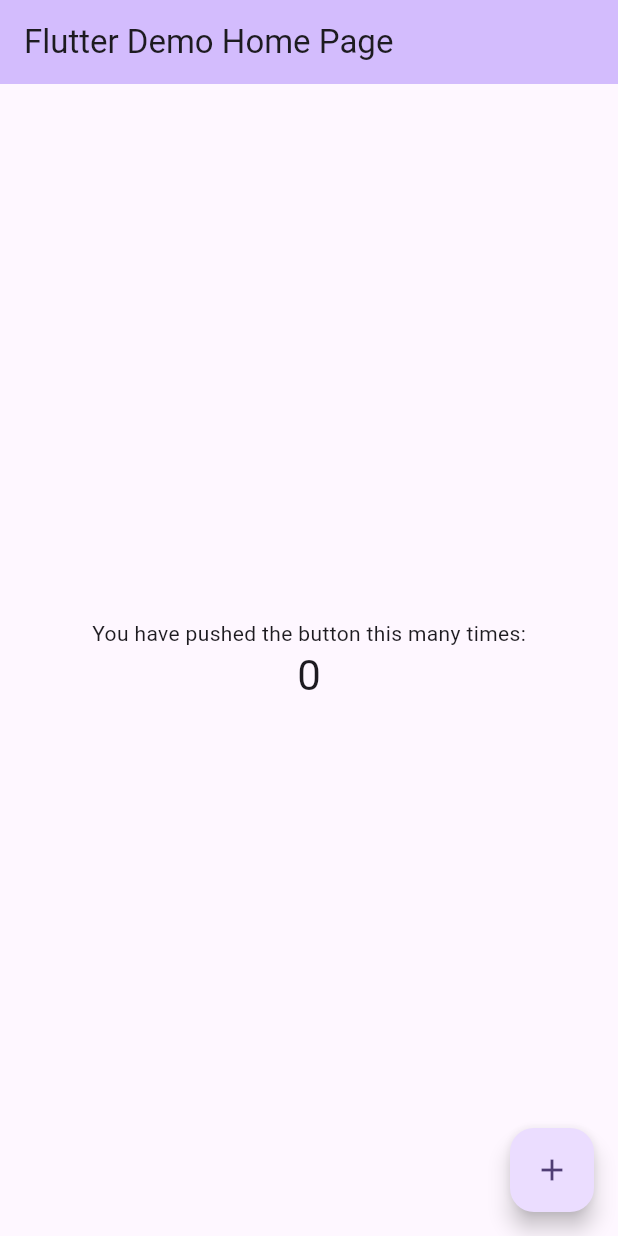
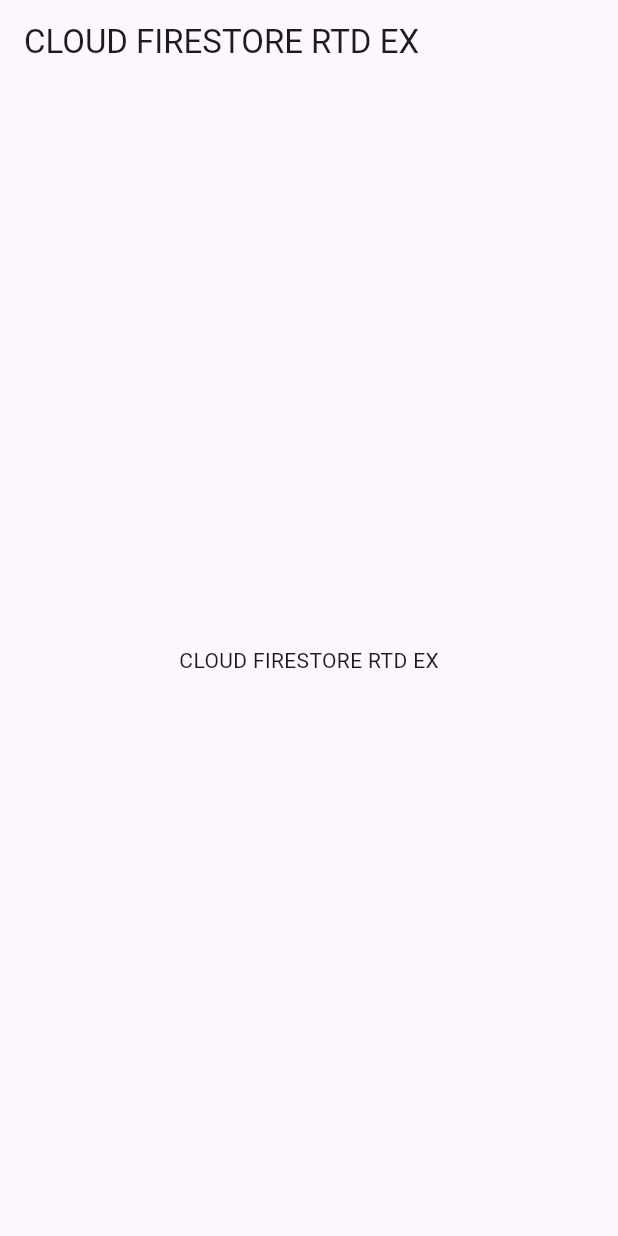
Before and after one commit to shazlycode/cloudfirestoreex, a Flutter app: the screen it shows after launch, on a phone screen of 412 x 824 dp. Run offline on Flutter 3.47's test engine with Material 3 defaults, Android fonts, the light colour scheme and no system bars; our stand-ins replace firebase_core; accounts and stored records are empty.

Commit message:
cloud firestore configuration on shazlycode account

```diff
--- a/lib/main.dart
+++ b/lib/main.dart
@@ -1,125 +1,22 @@
+import 'package:cloudfirestoreex/firebase_options.dart';
+import 'package:cloudfirestoreex/main_screen.dart';
+import 'package:firebase_core/firebase_core.dart';
 import 'package:flutter/material.dart';
 
-void main() {
+void main() async {
+  await Firebase.initializeApp(
+    options: DefaultFirebaseOptions.currentPlatform,
+  );
   runApp(const MyApp());
 }
 
 class MyApp extends StatelessWidget {
   const MyApp({super.key});
 
-  // This widget is the root of your application.
   @override
   Widget build(BuildContext context) {
-    return MaterialApp(
-      title: 'Flutter Demo',
-      theme: ThemeData(
-        // This is the theme of your application.
-        //
-        // TRY THIS: Try running your application with "flutter run". You'll see
-        // the application has a purple toolbar. Then, without quitting the app,
-        // try changing the seedColor in the colorScheme below to Colors.green
-        // and then invoke "hot reload" (save your changes or press the "hot
-        // reload" button in a Flutter-supported IDE, or press "r" if you used
-        // the command line to start the app).
-        //
-        // Notice that the counter didn't reset back to zero; the application
-        // state is not lost during the reload. To reset the state, use hot
-        // restart instead.
-        //
-        // This works for code too, not just values: Most code changes can be
-        // tested with just a hot reload.
-        colorScheme: ColorScheme.fromSeed(seedColor: Colors.deepPurple),
-        useMaterial3: true,
-      ),
-      home: const MyHomePage(title: 'Flutter Demo Home Page'),
+    return const MaterialApp(
+      home: MainScreen(),
     );
   }
 }
-
-class MyHomePage extends StatefulWidget {
-  const MyHomePage({super.key, required this.title});
-
-  // This widget is the home page of your application. It is stateful, meaning
-  // that it has a State object (defined below) that contains fields that affect
-  // how it looks.
-
-  // This class is the configuration for the state. It holds the values (in this
-  // case the title) provided by the parent (in this case the App widget) and
-  // used by the build method of the State. Fields in a Widget subclass are
-  // always marked "final".
-
-  final String title;
-
-  @override
-  State<MyHomePage> createState() => _MyHomePageState();
-}
-
-class _MyHomePageState extends State<MyHomePage> {
-  int _counter = 0;
-
-  void _incrementCounter() {
-    setState(() {
-      // This call to setState tells the Flutter framework that something has
-      // changed in this State, which causes it to rerun the build method below
-      // so that the display can reflect the updated values. If we changed
-      // _counter without calling setState(), then the build method would not be
-      // called again, and so nothing would appear to happen.
-      _counter++;
-    });
-  }
-
-  @override
-  Widget build(BuildContext context) {
-    // This method is rerun every time setState is called, for instance as done
-    // by the _incrementCounter method above.
-    //
-    // The Flutter framework has been optimized to make rerunning build methods
-    // fast, so that you can just rebuild anything that needs updating rather
-    // than having to individually change instances of widgets.
-    return Scaffold(
-      appBar: AppBar(
-        // TRY THIS: Try changing the color here to a specific color (to
-        // Colors.amber, perhaps?) and trigger a hot reload to see the AppBar
-        // change color while the other colors stay the same.
-        backgroundColor: Theme.of(context).colorScheme.inversePrimary,
-        // Here we take the value from the MyHomePage object that was created by
-        // the App.build method, and use it to set our appbar title.
-        title: Text(widget.title),
-      ),
-      body: Center(
-        // Center is a layout widget. It takes a single child and positions it
-        // in the middle of the parent.
-        child: Column(
-          // Column is also a layout widget. It takes a list of children and
-          // arranges them vertically. By default, it sizes itself to fit its
-          // children horizontally, and tries to be as tall as its parent.
-          //
-          // Column has various properties to control how it sizes itself and
-          // how it positions its children. Here we use mainAxisAlignment to
-          // center the children vertically; the main axis here is the vertical
-          // axis because Columns are vertical (the cross axis would be
-          // horizontal).
-          //
-          // TRY THIS: Invoke "debug painting" (choose the "Toggle Debug Paint"
-          // action in the IDE, or press "p" in the console), to see the
-          // wireframe for each widget.
-          mainAxisAlignment: MainAxisAlignment.center,
-          children: <Widget>[
-            const Text(
-              'You have pushed the button this many times:',
-            ),
-            Text(
-              '$_counter',
-              style: Theme.of(context).textTheme.headlineMedium,
-            ),
-          ],
-        ),
-      ),
-      floatingActionButton: FloatingActionButton(
-        onPressed: _incrementCounter,
-        tooltip: 'Increment',
-        child: const Icon(Icons.add),
-      ), // This trailing comma makes auto-formatting nicer for build methods.
-    );
-  }
-}
--- /dev/null
+++ b/lib/main_screen.dart
@@ -0,0 +1,22 @@
+import 'package:flutter/material.dart';
+
+class MainScreen extends StatefulWidget {
+  const MainScreen({super.key});
+
+  @override
+  State<MainScreen> createState() => _MainScreenState();
+}
+
+class _MainScreenState extends State<MainScreen> {
+  @override
+  Widget build(BuildContext context) {
+    return Scaffold(
+      appBar: AppBar(
+        title: Text("cloud firestore rtd ex".toUpperCase()),
+      ),
+      body: Center(
+        child: Text("Cloud firestore rtd ex".toUpperCase()),
+      ),
+    );
+  }
+}
```
Also changed, not shown: pubspec.yaml (+4 -12 lines), firebase.json (added), lib/firebase_options.dart (added), pubspec.lock, 6 other files.
